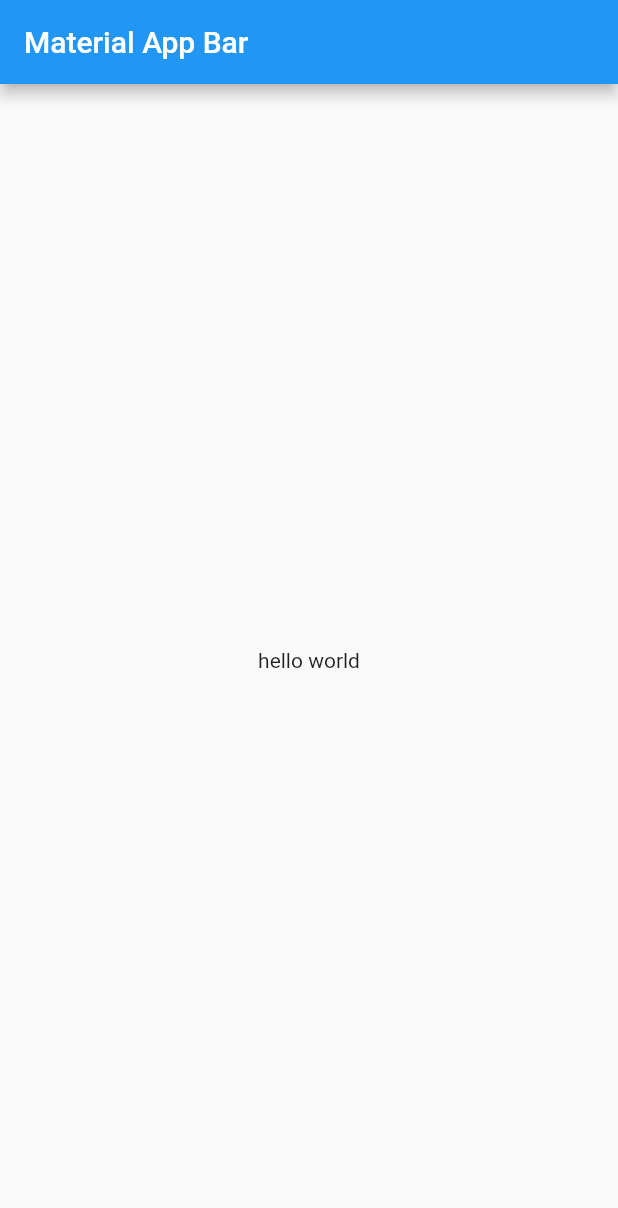
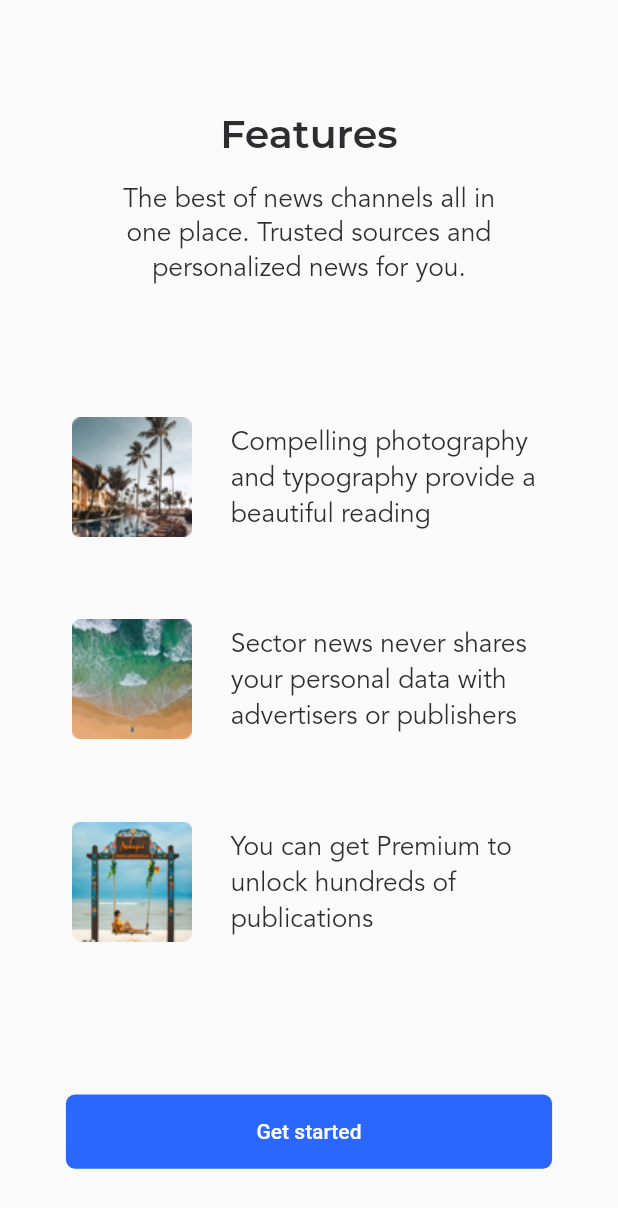
Before and after one commit to reecewang/flutter_news, a Flutter app: the screen it shows after launch, on a phone screen of 412 x 824 dp. Shown: the top 1208 px of the screen. Run offline on Flutter 3.47's test engine with Material 2 defaults, Android fonts, the phone set to English and light mode, and no system bars; our stand-ins replace flutter_screenutil.

Commit message:
welcome page done

```diff
--- /dev/null
+++ b/lib/common/utils/screen.dart
@@ -0,0 +1,13 @@
+import 'package:flutter_screenutil/flutter_screenutil.dart';
+
+double duSetWidth(double width) {
+  return ScreenUtil().setWidth(width);
+}
+
+double duSetHeight(double height) {
+  return ScreenUtil().setHeight(height);
+}
+
+double duSetFontSize(double fontSize) {
+  return ScreenUtil().setSp(fontSize);
+}
--- /dev/null
+++ b/lib/common/utils/utils.dart
@@ -0,0 +1,3 @@
+library utils;
+
+export 'screen.dart';
--- /dev/null
+++ b/lib/common/values/colors.dart
@@ -0,0 +1,39 @@
+import 'dart:ui';
+
+class AppColors {
+  /// 主背景 白色
+  static const Color primaryBackground = Color.fromARGB(255, 255, 255, 255);
+
+  /// 主文本 灰色
+  static const Color primaryText = Color.fromARGB(255, 45, 45, 47);
+
+  /// 主控件-背景 蓝色
+  static const Color primaryElement = Color.fromARGB(255, 41, 103, 255);
+
+  /// 主控件-文本 白色
+  static const Color primaryElementText = Color.fromARGB(255, 255, 255, 255);
+
+  // *****************************************
+
+  /// 第二种控件-背景色 淡灰色
+  static const Color secondaryElement = Color.fromARGB(255, 246, 246, 246);
+
+  /// 第二种控件-文本 浅蓝色
+  static const Color secondaryElementText = Color.fromARGB(255, 41, 103, 255);
+
+  // *****************************************
+
+  /// 第三种控件-背景色 石墨色
+  static const Color thirdElement = Color.fromARGB(255, 45, 45, 47);
+
+  /// 第三种控件-文本 浅灰色2
+  static const Color thirdElementText = Color.fromARGB(255, 141, 141, 142);
+
+  // *****************************************
+
+  /// tabBar 默认颜色 灰色
+  static const Color tabBarElement = Color.fromARGB(255, 208, 208, 208);
+
+  /// tabCellSeparator 单元格底部分隔条 颜色
+  static const Color tabCellSeparator = Color.fromARGB(255, 230, 230, 231);
+}
--- /dev/null
+++ b/lib/common/values/radii.dart
@@ -0,0 +1,8 @@
+import 'package:flutter/rendering.dart';
+
+class Radii {
+  static const BorderRadiusGeometry k6pxRadius =
+      BorderRadius.all(Radius.circular(6));
+  static const BorderRadiusGeometry k54pxRadius =
+      BorderRadius.all(Radius.circular(54));
+}
--- /dev/null
+++ b/lib/common/values/values.dart
@@ -0,0 +1,10 @@
+library values;
+
+export 'colors.dart';
+// export 'borders.dart';
+export 'radii.dart';
+// export 'shadows.dart';
+// export 'server.dart';
+// export 'storage.dart';
+// export 'cache.dart';
+// export 'proxy.dart';
--- a/lib/pages/welcome/welcome.dart
+++ b/lib/pages/welcome/welcome.dart
@@ -1,4 +1,7 @@
 import 'package:flutter/material.dart';
+import 'package:flutter_news/common/utils/utils.dart';
+import 'package:flutter_news/common/values/values.dart';
+import 'package:flutter_screenutil/flutter_screenutil.dart';
 
 class WelcomePage extends StatefulWidget {
   WelcomePage({Key? key}) : super(key: key);
@@ -8,15 +11,133 @@ class WelcomePage extends StatefulWidget {
 }
 
 class _WelcomePageState extends State<WelcomePage> {
+  ///页头标题
+  Widget _buildPageHeadTitle() {
+    return Container(
+        margin: EdgeInsets.only(top: duSetHeight(65)),
+        child: Text(
+          "Features",
+          textAlign: TextAlign.center,
+          style: TextStyle(
+            color: AppColors.primaryText,
+            fontFamily: "Montserrat",
+            fontWeight: FontWeight.w600,
+            fontSize: duSetFontSize(24),
+          ),
+        ));
+  }
+
+  ///页头说明
+  Widget _buildPageHeadDetail() {
+    return Container(
+      width: duSetWidth(242),
+      height: duSetHeight(70),
+      margin: EdgeInsets.only(top: duSetHeight(14)),
+      child: Text(
+        "The best of news channels all in one place. Trusted sources and personalized news for you.",
+        textAlign: TextAlign.center,
+        style: TextStyle(
+          color: AppColors.primaryText,
+          fontFamily: "Avenir",
+          fontWeight: FontWeight.normal,
+          fontSize: duSetFontSize(16),
+          height: 1.3,
+        ),
+      ),
+    );
+  }
+
+  ///特性说明
+  Widget _buildFeatureItem(String imageName, String intro, double marginTop) {
+    return Container(
+      width: duSetWidth(295),
+      height: duSetHeight(80),
+      margin: EdgeInsets.only(top: duSetHeight(marginTop)),
+      child: Row(
+        children: [
+          Container(
+            width: duSetWidth(80),
+            height: duSetWidth(80),
+            child: Image.asset(
+              "assets/images/$imageName.png",
+              fit: BoxFit.none,
+            ),
+          ),
+          Spacer(),
+          Container(
+            width: duSetWidth(195),
+            child: Text(
+              intro,
+              textAlign: TextAlign.left,
+              style: TextStyle(
+                color: AppColors.primaryText,
+                fontFamily: "Avenir",
+                fontWeight: FontWeight.normal,
+                fontSize: duSetFontSize(16),
+              ),
+            ),
+          ),
+        ],
+      ),
+    );
+  }
+
+  ///开始按钮
+  Widget _buildStartButton(BuildContext context) {
+    return Container(
+      width: duSetWidth(295),
+      height: duSetHeight(44),
+      margin: EdgeInsets.only(bottom: duSetHeight(40)),
+      child: FlatButton(
+        color: AppColors.primaryElement,
+        textColor: AppColors.primaryElementText,
+        child: Text("Get started"),
+        shape: RoundedRectangleBorder(
+          borderRadius: Radii.k6pxRadius,
+        ),
+        onPressed: () {
+          // ExtendedNavigator.rootNavigator.pushNamed(Routes.signInPageRoute);
+        },
+      ),
+    );
+  }
+
   @override
   Widget build(BuildContext context) {
+    //高度去掉 顶部、底部导航
+    ScreenUtil.init(
+        BoxConstraints(
+            maxWidth: MediaQuery.of(context).size.width,
+            maxHeight: MediaQuery.of(context).size.height),
+        designSize: Size(375, 812 - 44 - 34),
+        minTextAdapt: true,
+        orientation: Orientation.portrait);
     return Scaffold(
-      appBar: AppBar(
-        title: Text('Material App Bar'),
-      ),
       body: Center(
         child: Container(
-          child: Text('hello world'),
+          child: Column(
+            children: <Widget>[
+              _buildPageHeadTitle(),
+              _buildPageHeadDetail(),
+              _buildFeatureItem(
+                "feature-1",
+                "Compelling photography and typography provide a beautiful reading",
+                66,
+              ),
+              _buildFeatureItem(
+                "feature-2",
+                "Sector news never shares your personal data with advertisers or publishers",
+                40,
+              ),
+              _buildFeatureItem(
+                "feature-3",
+                "You can get Premium to unlock hundreds of publications",
+                40,
+              ),
+              const Spacer(),
+              _buildStartButton(context),
+            ],
+          ),
         ),
       ),
     );
```
Also changed, not shown: pubspec.yaml (+12 -29 lines), pubspec.lock.
